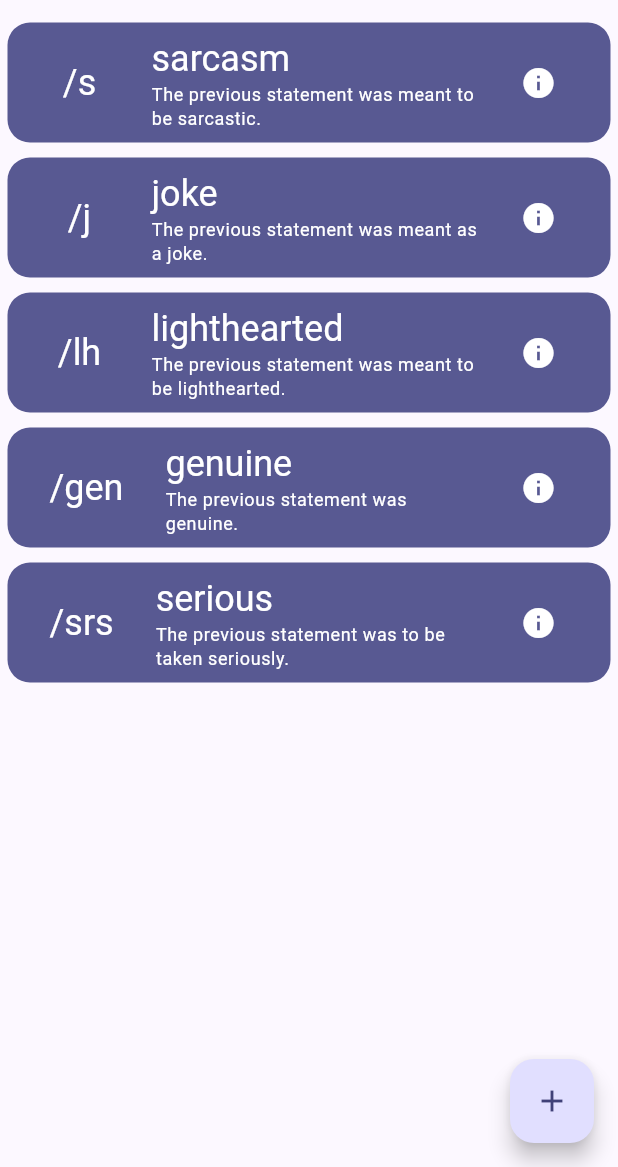
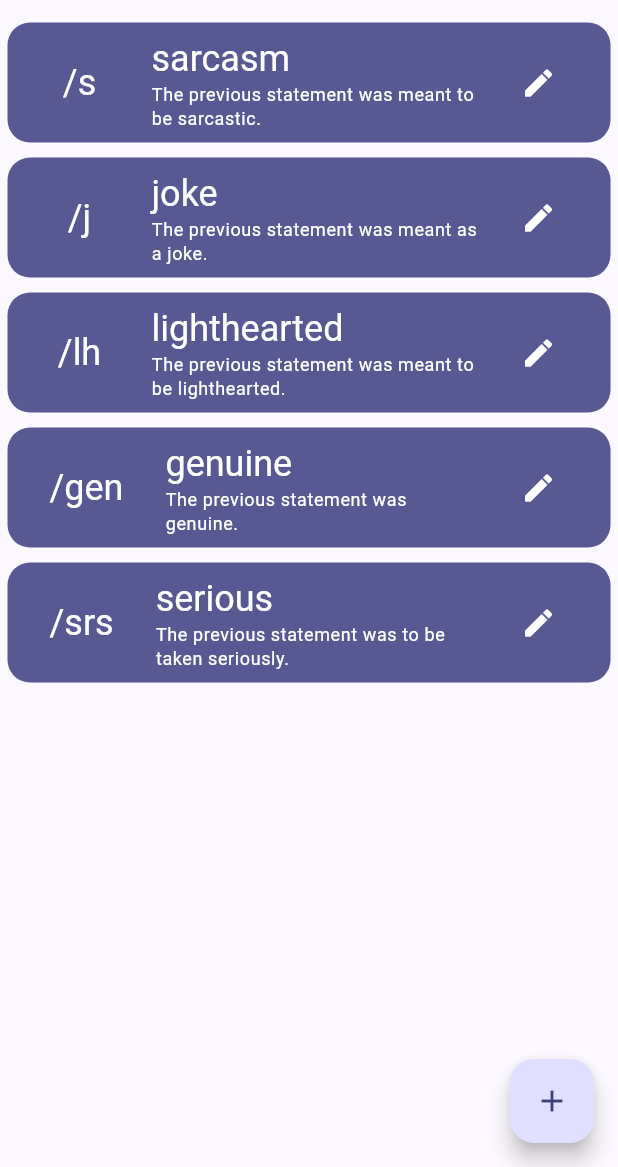
Before and after one commit to nick75g/toneindicators, a Flutter app: the screen it shows after launch, on a phone screen of 412 x 824 dp, the part 69-1236 px from its top. Run offline on Flutter 3.47's test engine with Material 3 defaults, Android fonts, the phone set to English and light mode, and no system bars; our stand-ins replace sqflite; accounts and stored records are empty.

Commit message:
Added "delete" button to EditScreen
Added "delete" button to EditScreen to prevent confusion over deleteion method; renamed a few things for clarification

```diff
--- a/lib/main.dart
+++ b/lib/main.dart
@@ -108,6 +108,28 @@ class _MyHomePageState extends State<MyHomePage> {
       Navigator.of(context).pop();
     }, child: Text("Okay"));
 
+    SnackBar snackBarDeleted = SnackBar(content: Text("Indicator deleted."));
+
+    Widget yesDelete = TextButton(onPressed: () {
+      appState.removeIndicator(tag);
+      appState.changeIndex(0);
+      Navigator.of(context).pop();
+      ScaffoldMessenger.of(context).showSnackBar(snackBarDeleted);
+    }, child: Text("Yes, Delete"));
+
+    AlertDialog alertDeleteTag = AlertDialog(
+      title: Text("Delete Indicator"),
+      content: Text("Are you sure you want to delete this indicator?"),
+      actions: [
+        cancel,
+        yesDelete
+      ],
+    );
+
+    Widget delete = IconButton(onPressed: () {
+      showDialog(context: context, builder: (BuildContext context) {return alertDeleteTag;});
+    }, icon: Icon(Icons.delete, color: theme.colorScheme.primary));
+
 
     AlertDialog alertEditExit = AlertDialog(
       title: Text("Exit Editing"),
@@ -127,7 +149,7 @@ class _MyHomePageState extends State<MyHomePage> {
       ]
     );
 
-    AlertDialog alertDeleteTag = AlertDialog(
+    AlertDialog alertEmptyTagDelete = AlertDialog(
       title: Text("Delete Tag"),
       content: Text("You've left the 'Tone Indicator' box empty. If you continue, the tone indicator will be deleted. Are you sure?"),
       actions: [
@@ -190,11 +212,14 @@ class _MyHomePageState extends State<MyHomePage> {
               appState.changeIndex(0);
             }
           }, icon: Icon(Icons.arrow_back)),
-          title: Text("Edit Indicator", style: titlestyle)
+          title: Text("Edit Indicator", style: titlestyle),
+          actions: [
+            delete
+          ],
         );
         actionButton = FloatingActionButton(onPressed: () {
           if (appState.temptag == "") {
-            showDialog(context: context, builder: (BuildContext context){return alertDeleteTag;});
+            showDialog(context: context, builder: (BuildContext context){return alertEmptyTagDelete;});
           }
           else {
             appState.changeIndicator();
@@ -294,7 +319,7 @@ class _ToneCardState extends State<ToneCard> {
         });}, child: Text(widget.toneTag, style: leadstyle)),
         trailing: IconButton(onPressed: () {setState(() {
           appState.currentTag = widget.toneTag; appState.changeIndex(2);
-        });}, icon: Icon(Icons.info, color: theme.colorScheme.onPrimary),),
+        });}, icon: Icon(Icons.edit, color: theme.colorScheme.onPrimary),),
         shape: RoundedRectangleBorder(
           borderRadius: BorderRadius.circular(15.0)
         ),
```
